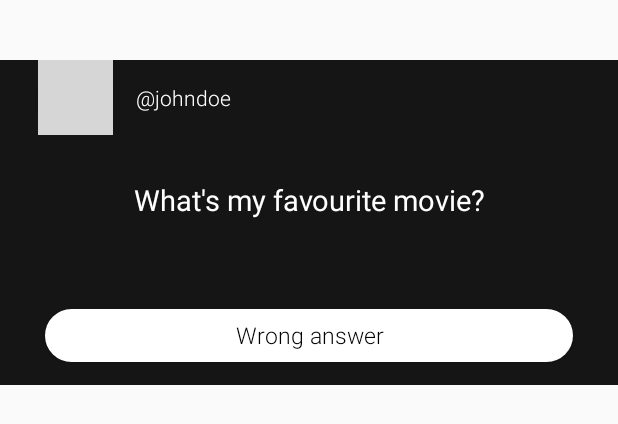
After one commit to hathiramaniaashish/netbond, an Android app: the layout bond_template.xml on its own in the app's theme, with its tools: preview values and no code run, on a phone screen of 412 x 824 dp. The commit adds this screen. Shown: the top 424 px of the screen. Run offline under Robolectric (Android 15) with nearby library versions, the phone set to English and light mode, and no system bars; grey boxes are pictures that could not be loaded.

Commit message:
Listing bonds in the Feed

```diff
--- /dev/null
+++ b/app/src/main/res/layout/bond_template.xml
@@ -0,0 +1,97 @@
+<?xml version="1.0" encoding="utf-8"?>
+<LinearLayout xmlns:android="http://schemas.android.com/apk/res/android"
+    xmlns:app="http://schemas.android.com/apk/res-auto"
+    xmlns:tools="http://schemas.android.com/tools"
+    android:id="@+id/bond"
+    android:layout_width="match_parent"
+    android:layout_height="wrap_content"
+    android:layout_marginTop="40dp"
+    android:background="@color/background"
+    android:orientation="vertical">
+
+    <androidx.constraintlayout.widget.ConstraintLayout
+        android:layout_width="match_parent"
+        android:layout_height="wrap_content">
+
+        <androidx.cardview.widget.CardView
+            android:id="@+id/cardView2"
+            android:layout_width="wrap_content"
+            android:layout_height="wrap_content"
+            android:layout_marginStart="25dp"
+            app:cardBackgroundColor="@color/background"
+            app:cardCornerRadius="50dp"
+            app:layout_constraintStart_toStartOf="parent"
+            app:layout_constraintTop_toTopOf="parent">
+
+            <ImageView
+                android:id="@+id/user_image"
+                android:layout_width="50dp"
+                android:layout_height="50dp"
+                android:scaleType="centerCrop"
+                tools:srcCompat="@drawable/johndoe" />
+
+        </androidx.cardview.widget.CardView>
+
+        <TextView
+            android:id="@+id/username"
+            android:layout_width="wrap_content"
+            android:layout_height="wrap_content"
+            android:layout_marginStart="15dp"
+            android:fontFamily="@font/roboto_light"
+            android:textColor="@color/white"
+            app:layout_constraintBottom_toBottomOf="parent"
+            app:layout_constraintStart_toEndOf="@+id/cardView2"
+            app:layout_constraintTop_toTopOf="parent"
+            tools:text="@string/username" />
+    </androidx.constraintlayout.widget.ConstraintLayout>
+
+    <LinearLayout
+        android:layout_width="match_parent"
+        android:layout_height="wrap_content"
+        android:layout_marginTop="30dp"
+        android:orientation="vertical">
+
+        <TextView
+            android:id="@+id/question"
+            android:layout_width="match_parent"
+            android:layout_height="wrap_content"
+            android:fontFamily="@font/roboto"
+            android:gravity="center"
+            android:text="@string/question"
+            android:textColor="@color/white"
+            android:textSize="19sp" />
+
+        <ImageView
+            android:id="@+id/media"
+            android:layout_width="wrap_content"
+            android:layout_height="wrap_content"
+            android:layout_gravity="center"
+            android:layout_marginTop="30dp"
+            android:layout_marginBottom="30dp" />
+
+        <LinearLayout
+            android:id="@+id/answers"
+            android:layout_width="match_parent"
+            android:layout_height="match_parent"
+            android:orientation="vertical">
+
+            <Button
+                android:id="@+id/answer"
+                android:layout_width="match_parent"
+                android:layout_height="35dp"
+                android:layout_marginStart="30dp"
+                android:layout_marginEnd="30dp"
+                android:layout_marginBottom="15dp"
+                android:background="@drawable/bond_option"
+                android:fontFamily="@font/roboto_light"
+                android:text="@string/wrong"
+                android:textAllCaps="false"
+                android:textColor="@color/black"
+                android:textSize="15sp"
+                android:visibility="gone"
+                tools:visibility="visible" />
+        </LinearLayout>
+
+    </LinearLayout>
+
+</LinearLayout>
```
Also changed, not shown: app/src/main/java/com/example/netbond/FeedFragment.kt (+47 -0 lines), app/src/main/res/layout/answer_template.xml (added, +16 -0 lines), app/src/main/res/layout/fragment_feed.xml (+35 -46 lines).
